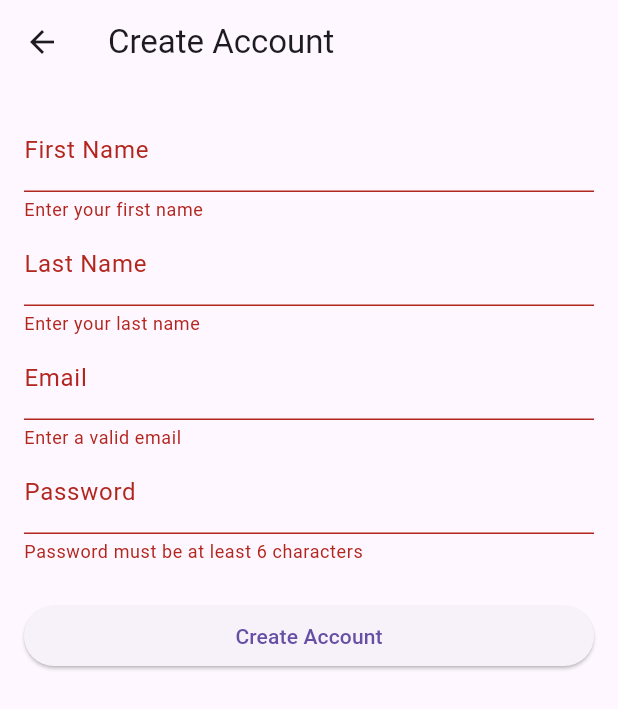
After one commit to CSC-3380-Spring-2025/Team-15, a Flutter app: the CreateAccountPage screen opened directly, after a tap on "Create Account", on a phone screen of 412 x 824 dp. The commit adds this screen. Shown: the top 709 px of the screen. Run offline on Flutter 3.47's test engine with Material 3 defaults, Android fonts, the phone set to English and light mode, and no system bars; our stand-ins replace audioplayers, cloud_firestore, firebase_auth, firebase_core, table_calendar; accounts and stored records are empty.

Commit message:
start create account feature

```diff
--- a/fortis/lib/main.dart
+++ b/fortis/lib/main.dart
@@ -8,6 +8,7 @@ import 'pages/profile.dart';
 import 'pages/relax.dart';
 import 'pages/shop.dart';
 import 'pages/user_login.dart';
+import 'pages/create_account.dart';
 
 void main() async {
   WidgetsFlutterBinding.ensureInitialized();
--- /dev/null
+++ b/fortis/lib/pages/create_account.dart
@@ -0,0 +1,143 @@
+import 'package:flutter/material.dart';
+import 'package:firebase_auth/firebase_auth.dart';
+import 'package:cloud_firestore/cloud_firestore.dart';
+
+class CreateAccountPage extends StatefulWidget {
+  const CreateAccountPage({Key? key}) : super(key: key);
+
+  @override
+  State<CreateAccountPage> createState() => _CreateAccountPageState();
+}
+
+class _CreateAccountPageState extends State<CreateAccountPage> {
+  final _formKey = GlobalKey<FormState>();
+
+  final _firstNameController = TextEditingController();
+  final _lastNameController = TextEditingController();
+  final _emailController = TextEditingController();
+  final _passwordController = TextEditingController();
+
+  @override
+  void dispose() {
+    _firstNameController.dispose();
+    _lastNameController.dispose();
+    _emailController.dispose();
+    _passwordController.dispose();
+    super.dispose();
+  }
+
+  void _submitForm() async {
+    if (_formKey.currentState!.validate()) {
+      final firstName = _firstNameController.text.trim();
+      final lastName = _lastNameController.text.trim();
+      final email = _emailController.text.trim();
+      final password = _passwordController.text;
+
+      try {
+        UserCredential userCredential = await FirebaseAuth.instance
+            .createUserWithEmailAndPassword(email: email, password: password);
+
+        User? user = userCredential.user;
+
+        if (user != null) {
+          // Save user info to Firestore
+          await FirebaseFirestore.instance
+              .collection('users')
+              .doc(user.uid)
+              .set({
+                'firstName': firstName,
+                'lastName': lastName,
+                'email': email,
+                'createdAt': Timestamp.now(),
+              });
+
+          // Optional: Update display name
+          await user.updateDisplayName('$firstName $lastName');
+
+          ScaffoldMessenger.of(
+            context,
+          ).showSnackBar(const SnackBar(content: Text('Account created!')));
+
+          Navigator.pop(context);
+        }
+      } on FirebaseAuthException catch (e) {
+        String message;
+        if (e.code == 'email-already-in-use') {
+          message = 'This email is already in use.';
+        } else if (e.code == 'weak-password') {
+          message = 'Password is too weak.';
+        } else {
+          message = 'Error: ${e.message}';
+        }
+
+        ScaffoldMessenger.of(
+          context,
+        ).showSnackBar(SnackBar(content: Text(message)));
+      } catch (e) {
+        ScaffoldMessenger.of(context).showSnackBar(
+          const SnackBar(content: Text('An unexpected error occurred')),
+        );
+      }
+    }
+  }
+
+  @override
+  Widget build(BuildContext context) {
+    return Scaffold(
+      appBar: AppBar(title: const Text('Create Account')),
+      body: Padding(
+        padding: const EdgeInsets.all(16.0),
+        child: Form(
+          key: _formKey,
+          child: ListView(
+            children: [
+              TextFormField(
+                controller: _firstNameController,
+                decoration: const InputDecoration(labelText: 'First Name'),
+                validator:
+                    (value) =>
+                        value == null || value.isEmpty
+                            ? 'Enter your first name'
+                            : null,
+              ),
+              TextFormField(
+                controller: _lastNameController,
+                decoration: const InputDecoration(labelText: 'Last Name'),
+                validator:
+                    (value) =>
+                        value == null || value.isEmpty
+                            ? 'Enter your last name'
+                            : null,
+              ),
+              TextFormField(
+                controller: _emailController,
+                decoration: const InputDecoration(labelText: 'Email'),
+                keyboardType: TextInputType.emailAddress,
+                validator:
+                    (value) =>
+                        value == null || !value.contains('@')
+                            ? 'Enter a valid email'
+                            : null,
+              ),
+              TextFormField(
+                controller: _passwordController,
+                decoration: const InputDecoration(labelText: 'Password'),
+                obscureText: true,
+                validator:
+                    (value) =>
+                        value == null || value.length < 6
+                            ? 'Password must be at least 6 characters'
+                            : null,
+              ),
+              const SizedBox(height: 24),
+              ElevatedButton(
+                onPressed: _submitForm,
+                child: const Text('Create Account'),
+              ),
+            ],
+          ),
+        ),
+      ),
+    );
+  }
+}
--- a/fortis/pubspec.yaml
+++ b/fortis/pubspec.yaml
@@ -64,6 +64,7 @@ dev_dependencies:
 flutter:
   uses-material-design: true
   assets:
+    - assets/avatars/
     - assets/4-7-8-breathing.mp3
     - assets/box-breathing.mp3
     - assets/DEEP-BREATH.mp3
```
Also changed, not shown: fortis/lib/pages/profile.dart (+113 -122 lines), fortis/lib/pages/user_login.dart (+15 -0 lines), fortis/assets/avatars/avatar_1.png (added), fortis/assets/avatars/avatar_2.png (added), fortis/assets/avatars/avatar_3.png (added), fortis/assets/avatars/avatar_4.png (added), fortis/assets/avatars/avatar_5.png (added), fortis/assets/avatars/avatar_6.png (added), fortis/assets/avatars/avatar_7.png (added), fortis/assets/avatars/avatar_8.png (added), fortis/assets/avatars/avatar_9.png (added).
